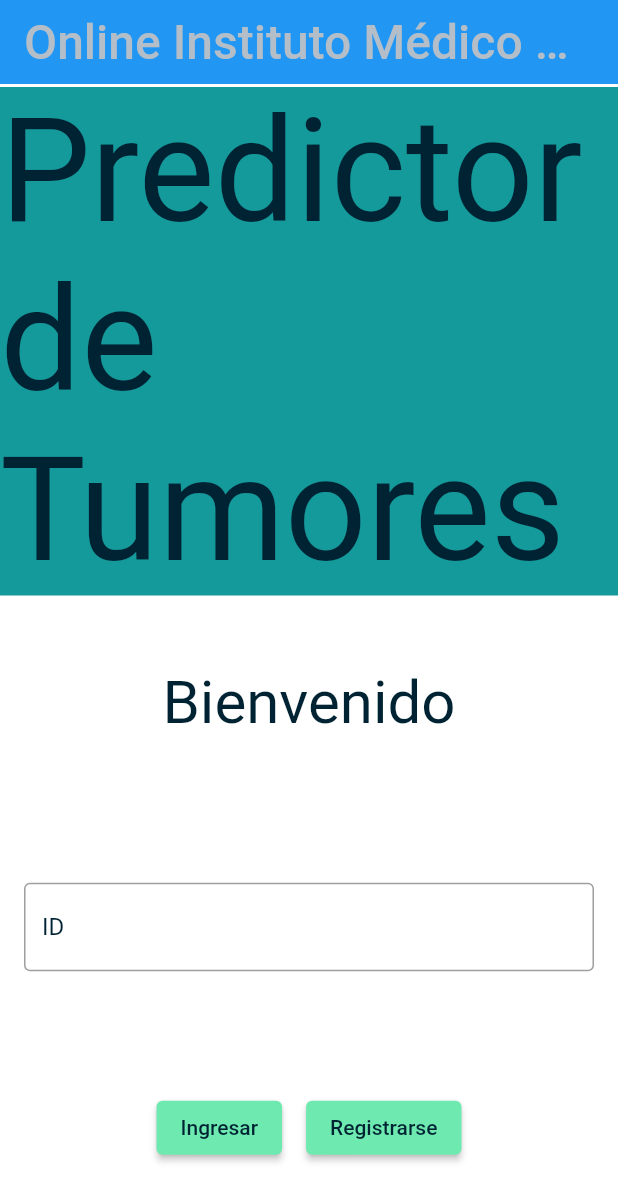
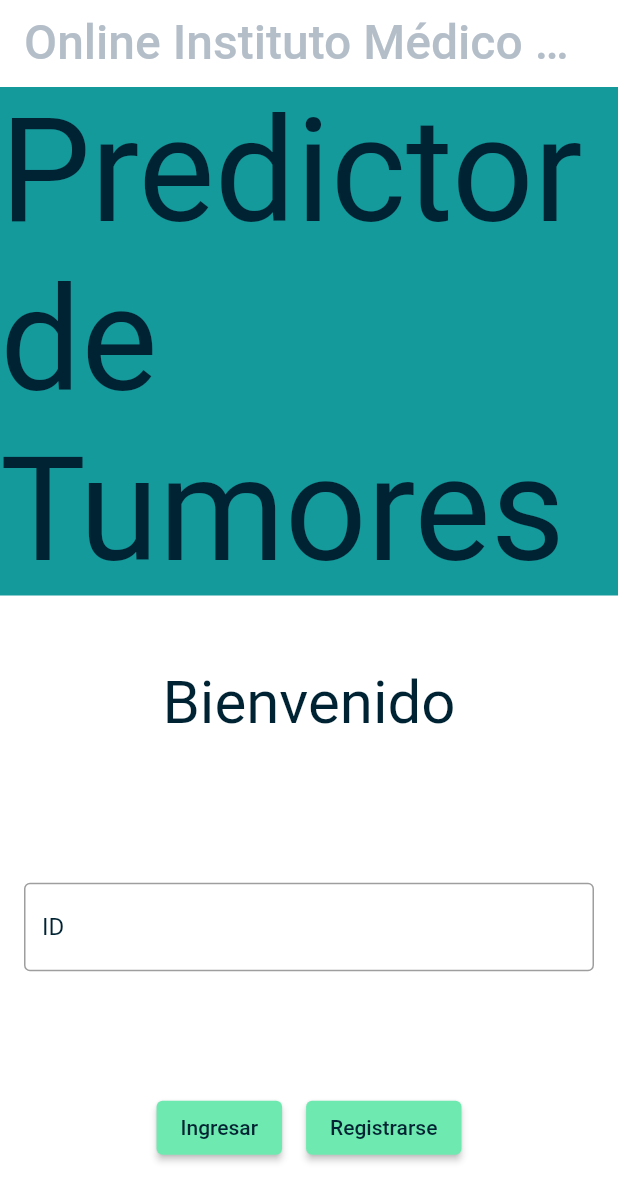
Before and after one commit to CAMsay234/test_ingswPT, a Flutter app: the screen it shows after launch, on a phone screen of 412 x 824 dp. Shown: the top 1202 px of the screen. Run offline on Flutter 3.47's test engine with Material 2 defaults, Android fonts, the phone set to English and light mode, and no system bars.

Commit message:
fix: Cambio colores loggin

```diff
--- a/lib/login_page.dart
+++ b/lib/login_page.dart
@@ -12,6 +12,7 @@ class LoginPage extends StatelessWidget {
       body: Column(
         children: [
           AppBar(
+            backgroundColor:const Color(0xFFFFFFFF),
             title: const Text(
               "Online Instituto Médico UPB",
               style: TextStyle(fontSize: 32, color: Color(0xFFB4BEC9)),
```
